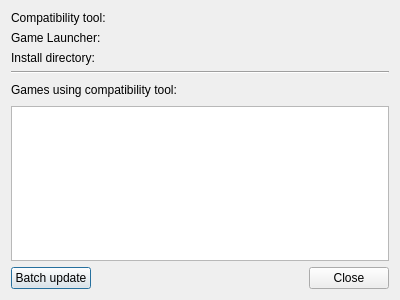
This is pupgui2/resources/ui/pupgui2_ctinfodialog.ui in DavidoTek/ProtonUp-Qt as Qt 5 draws it before an edit. The edited form follows.
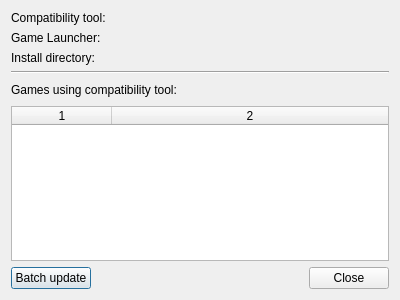
This is the edited form. Icons and pictures are not drawn.

Commit message: Use QTableView for CtInfoDialog

What changed in the file:
```diff
--- a/pupgui2/resources/ui/pupgui2_ctinfodialog.ui
+++ b/pupgui2/resources/ui/pupgui2_ctinfodialog.ui
@@ -103,7 +103,43 @@
     </layout>
    </item>
    <item>
-    <widget class="QListWidget" name="listGames"/>
+    <widget class="QTableWidget" name="listGames">
+     <property name="editTriggers">
+      <set>QAbstractItemView::NoEditTriggers</set>
+     </property>
+     <property name="selectionBehavior">
+      <enum>QAbstractItemView::SelectRows</enum>
+     </property>
+     <property name="sortingEnabled">
+      <bool>true</bool>
+     </property>
+     <property name="rowCount">
+      <number>0</number>
+     </property>
+     <property name="columnCount">
+      <number>2</number>
+     </property>
+     <attribute name="horizontalHeaderVisible">
+      <bool>true</bool>
+     </attribute>
+     <attribute name="horizontalHeaderCascadingSectionResizes">
+      <bool>false</bool>
+     </attribute>
+     <attribute name="horizontalHeaderStretchLastSection">
+      <bool>true</bool>
+     </attribute>
+     <attribute name="verticalHeaderVisible">
+      <bool>false</bool>
+     </attribute>
+     <attribute name="verticalHeaderShowSortIndicator" stdset="0">
+      <bool>false</bool>
+     </attribute>
+     <attribute name="verticalHeaderStretchLastSection">
+      <bool>false</bool>
+     </attribute>
+     <column/>
+     <column/>
+    </widget>
    </item>
    <item>
     <layout class="QHBoxLayout" name="horizontalLayout_2">
```
The commit also changes 1 other file.
